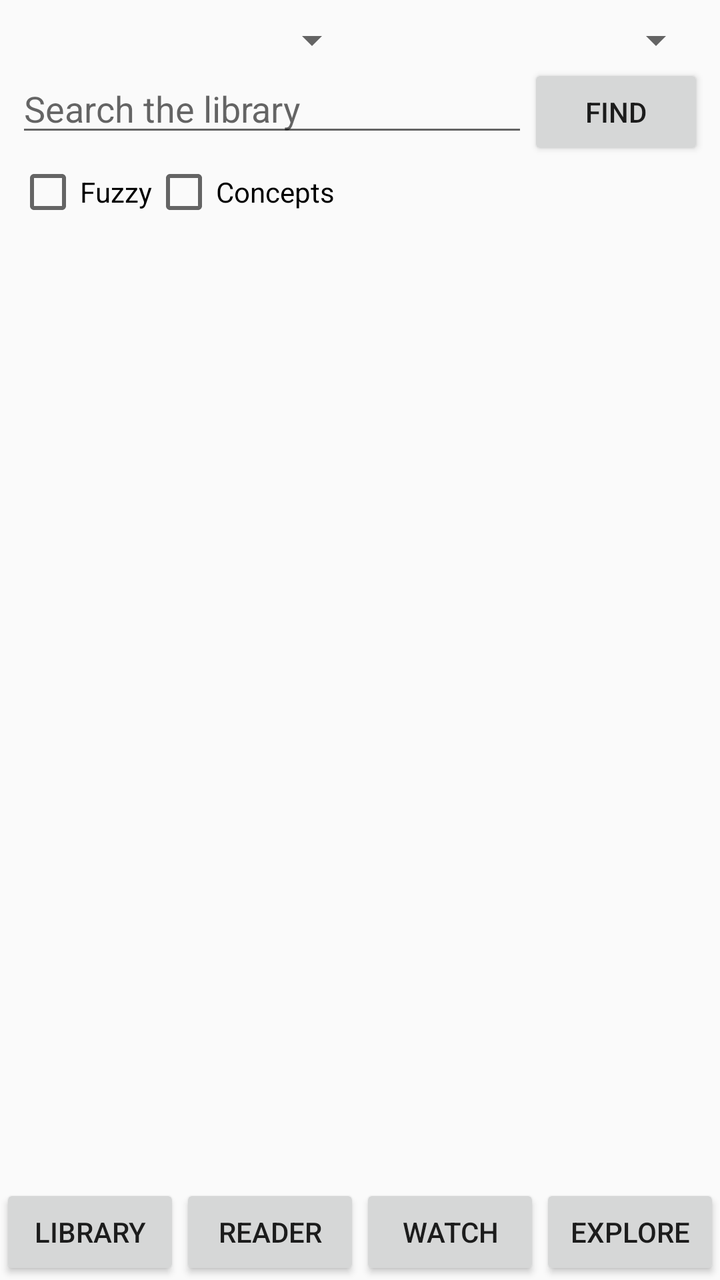
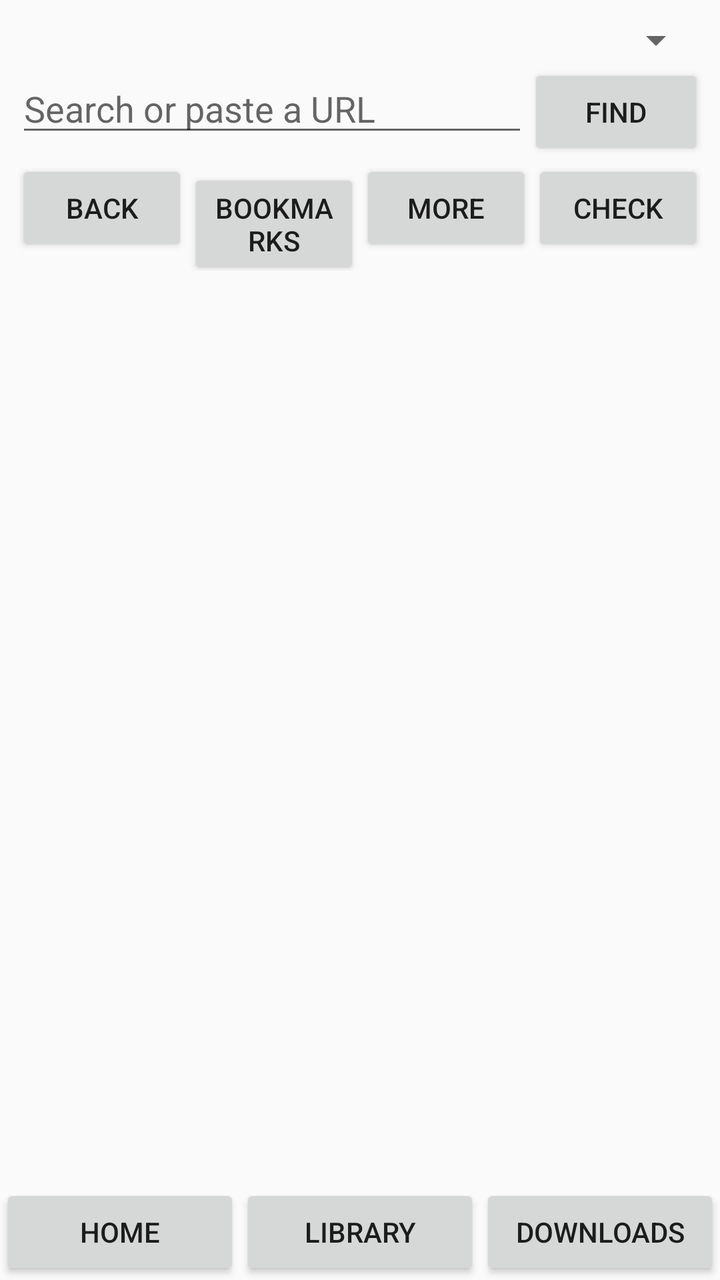

The first picture is an Android layout as it rendered before a commit; the second is the same layout after the commit. The layout source and the unified diff follow.
<!-- AndroidManifest.xml: application theme Theme.Cuepipe -->
<!-- res/layout/activity_main.xml -->
<?xml version="1.0" encoding="utf-8"?>
<LinearLayout xmlns:android="http://schemas.android.com/apk/res/android"
    android:layout_width="match_parent"
    android:layout_height="match_parent"
    android:fitsSystemWindows="true"
    android:orientation="vertical">

    <FrameLayout
        android:layout_width="match_parent"
        android:layout_height="0dp"
        android:layout_weight="1">

        <LinearLayout
            android:id="@+id/panel_library"
            android:layout_width="match_parent"
            android:layout_height="match_parent"
            android:orientation="vertical"
            android:padding="8dp">

            <LinearLayout
                android:layout_width="match_parent"
                android:layout_height="wrap_content"
                android:orientation="horizontal">

                <Spinner
                    android:id="@+id/sort_by"
                    android:layout_width="0dp"
                    android:layout_height="wrap_content"
                    android:layout_weight="1" />

                <Spinner
                    android:id="@+id/filter_service"
                    android:layout_width="0dp"
                    android:layout_height="wrap_content"
                    android:layout_weight="1" />
            </LinearLayout>

            <LinearLayout
                android:layout_width="match_parent"
                android:layout_height="wrap_content"
                android:orientation="horizontal">

                <EditText
                    android:id="@+id/library_query"
                    android:layout_width="0dp"
                    android:layout_height="wrap_content"
                    android:layout_weight="1"
                    android:hint="@string/library_search_hint"
                    android:imeOptions="actionSearch"
                    android:importantForAutofill="no"
                    android:inputType="text" />

                <Button
                    android:id="@+id/library_find"
                    android:layout_width="wrap_content"
                    android:layout_height="wrap_content"
                    android:text="@string/find" />
            </LinearLayout>

            <LinearLayout
                android:layout_width="match_parent"
                android:layout_height="wrap_content"
                android:orientation="horizontal">

                <CheckBox
                    android:id="@+id/fuzzy"
                    android:layout_width="wrap_content"
                    android:layout_height="wrap_content"
                    android:text="@string/fuzzy" />

                <CheckBox
                    android:id="@+id/concepts"
                    android:layout_width="wrap_content"
                    android:layout_height="wrap_content"
                    android:text="@string/concepts" />
            </LinearLayout>

            <TextView
                android:id="@+id/library_status"
                android:layout_width="match_parent"
                android:layout_height="wrap_content"
                android:paddingTop="4dp" />

            <ListView
                android:id="@+id/library"
                android:layout_width="match_parent"
                android:layout_height="0dp"
                android:layout_weight="1" />
        </LinearLayout>

        <LinearLayout
            android:id="@+id/panel_reader"
            android:layout_width="match_parent"
            android:layout_height="match_parent"
            android:orientation="vertical"
            android:padding="8dp"
            android:visibility="gone">

            <TextView
                android:id="@+id/reader_title"
                android:layout_width="match_parent"
                android:layout_height="wrap_content"
                android:paddingBottom="4dp"
                android:textAppearance="?android:attr/textAppearanceMedium" />

            <LinearLayout
                android:layout_width="match_parent"
                android:layout_height="wrap_content"
                android:orientation="horizontal">

                <EditText
                    android:id="@+id/query"
                    android:layout_width="0dp"
                    android:layout_height="wrap_content"
                    android:layout_weight="1"
                    android:hint="@string/search_hint"
                    android:imeOptions="actionSearch"
                    android:importantForAutofill="no"
                    android:inputType="text" />

                <Button
                    android:id="@+id/find"
                    android:layout_width="wrap_content"
                    android:layout_height="wrap_content"
                    android:text="@string/find" />
            </LinearLayout>

            <ListView
                android:id="@+id/lines"
                android:layout_width="match_parent"
                android:layout_height="0dp"
                android:layout_weight="1"
                android:choiceMode="singleChoice" />
        </LinearLayout>

        <ScrollView
            android:id="@+id/panel_watch"
            android:layout_width="match_parent"
            android:layout_height="match_parent"
            android:padding="8dp"
            android:visibility="gone">

            <LinearLayout
                android:layout_width="match_parent"
                android:layout_height="wrap_content"
                android:orientation="vertical">

                <LinearLayout
                    android:layout_width="match_parent"
                    android:layout_height="wrap_content"
                    android:orientation="horizontal">

                    <EditText
                        android:id="@+id/url"
                        android:layout_width="0dp"
                        android:layout_height="wrap_content"
                        android:layout_weight="1"
                        android:hint="@string/url_hint"
                        android:importantForAutofill="no"
                        android:inputType="textUri" />

                    <Button
                        android:id="@+id/fetch"
                        android:layout_width="wrap_content"
                        android:layout_height="wrap_content"
                        android:text="@string/fetch" />
                </LinearLayout>

                <TextView
                    android:id="@+id/title"
                    android:layout_width="match_parent"
                    android:layout_height="wrap_content"
                    android:paddingTop="4dp"
                    android:textAppearance="?android:attr/textAppearanceMedium" />

                <LinearLayout
                    android:layout_width="match_parent"
                    android:layout_height="wrap_content"
                    android:orientation="horizontal">

                    <Spinner
                        android:id="@+id/track0"
                        android:layout_width="0dp"
                        android:layout_height="wrap_content"
                        android:layout_weight="1" />

                    <Spinner
                        android:id="@+id/track1"
                        android:layout_width="0dp"
                        android:layout_height="wrap_content"
                        android:layout_weight="1" />
                </LinearLayout>

                <LinearLayout
                    android:layout_width="match_parent"
                    android:layout_height="wrap_content"
                    android:orientation="horizontal">

                    <Spinner
                        android:id="@+id/track2"
                        android:layout_width="0dp"
                        android:layout_height="wrap_content"
                        android:layout_weight="1" />

                    <Spinner
                        android:id="@+id/track3"
                        android:layout_width="0dp"
                        android:layout_height="wrap_content"
                        android:layout_weight="1" />
                </LinearLayout>

                <CheckBox
                    android:id="@+id/on_screen"
                    android:layout_width="wrap_content"
                    android:layout_height="wrap_content"
                    android:text="@string/on_screen" />

                <LinearLayout
                    android:layout_width="match_parent"
                    android:layout_height="wrap_content"
                    android:orientation="horizontal">

                    <Button
                        android:id="@+id/keep"
                        android:layout_width="0dp"
                        android:layout_height="wrap_content"
                        android:layout_weight="1"
                        android:text="@string/keep" />

                    <Button
                        android:id="@+id/burned"
                        android:layout_width="0dp"
                        android:layout_height="wrap_content"
                        android:layout_weight="1"
                        android:text="@string/burned" />
                </LinearLayout>

                <FrameLayout
                    android:layout_width="match_parent"
                    android:layout_height="200dp">

                    <androidx.media3.ui.PlayerView
                        android:id="@+id/player"
                        android:layout_width="match_parent"
                        android:layout_height="match_parent" />

                    <TextView
                        android:id="@+id/burn"
                        android:layout_width="match_parent"
                        android:layout_height="wrap_content"
                        android:layout_gravity="bottom"
                        android:background="#CC000000"
                        android:clickable="false"
                        android:focusable="false"
                        android:gravity="center"
                        android:padding="6dp"
                        android:textColor="#FFFFFF"
                        android:visibility="gone" />
                </FrameLayout>
            </LinearLayout>
        </ScrollView>

        <LinearLayout
            android:id="@+id/panel_explore"
            android:layout_width="match_parent"
            android:layout_height="match_parent"
            android:orientation="vertical"
            android:padding="8dp"
            android:visibility="gone">

            <Spinner
                android:id="@+id/explore_service"
                android:layout_width="match_parent"
                android:layout_height="wrap_content" />

            <LinearLayout
                android:layout_width="match_parent"
                android:layout_height="wrap_content"
                android:orientation="horizontal">

                <EditText
                    android:id="@+id/explore_query"
                    android:layout_width="0dp"
                    android:layout_height="wrap_content"
                    android:layout_weight="1"
                    android:hint="@string/explore_hint"
                    android:imeOptions="actionSearch"
                    android:importantForAutofill="no"
                    android:inputType="text" />

                <Button
                    android:id="@+id/explore_search"
                    android:layout_width="wrap_content"
                    android:layout_height="wrap_content"
                    android:text="@string/find" />
            </LinearLayout>

            <LinearLayout
                android:layout_width="match_parent"
                android:layout_height="wrap_content"
                android:orientation="horizontal">

                <Button
                    android:id="@+id/explore_back"
                    android:layout_width="0dp"
                    android:layout_height="wrap_content"
                    android:layout_weight="1"
                    android:text="@string/back" />

                <Button
                    android:id="@+id/explore_marks"
                    android:layout_width="0dp"
                    android:layout_height="wrap_content"
                    android:layout_weight="1"
                    android:text="@string/bookmarks" />

                <Button
                    android:id="@+id/explore_more"
                    android:layout_width="0dp"
                    android:layout_height="wrap_content"
                    android:layout_weight="1"
                    android:text="@string/more" />

                <Button
                    android:id="@+id/explore_check"
                    android:layout_width="0dp"
                    android:layout_height="wrap_content"
                    android:layout_weight="1"
                    android:text="@string/check" />
            </LinearLayout>

            <TextView
                android:id="@+id/explore_status"
                android:layout_width="match_parent"
                android:layout_height="wrap_content"
                android:paddingTop="4dp" />

            <ListView
                android:id="@+id/explore"
                android:layout_width="match_parent"
                android:layout_height="0dp"
                android:layout_weight="1" />
        </LinearLayout>
    </FrameLayout>

    <LinearLayout
        android:layout_width="match_parent"
        android:layout_height="wrap_content"
        android:orientation="horizontal">

        <Button
            android:id="@+id/tab_library"
            android:layout_width="0dp"
            android:layout_height="wrap_content"
            android:layout_weight="1"
            android:text="@string/tab_library" />

        <Button
            android:id="@+id/tab_reader"
            android:layout_width="0dp"
            android:layout_height="wrap_content"
            android:layout_weight="1"
            android:text="@string/tab_reader" />

        <Button
            android:id="@+id/tab_watch"
            android:layout_width="0dp"
            android:layout_height="wrap_content"
            android:layout_weight="1"
            android:text="@string/tab_watch" />

        <Button
            android:id="@+id/tab_explore"
            android:layout_width="0dp"
            android:layout_height="wrap_content"
            android:layout_weight="1"
            android:text="@string/tab_explore" />
    </LinearLayout>
</LinearLayout>
<!-- resources referenced by this layout -->
<resources>
  <string name="back">Back</string>
  <string name="bookmarks">Bookmarks</string>
  <string name="burned">Burned-in</string>
  <string name="check">Check</string>
  <string name="concepts">Concepts</string>
  <string name="explore_hint">Search or paste a URL</string>
  <string name="fetch">Fetch</string>
  <string name="find">Find</string>
  <string name="fuzzy">Fuzzy</string>
  <string name="keep">Keep</string>
  <string name="library_search_hint">Search the library</string>
  <string name="more">More</string>
  <string name="on_screen">On screen</string>
  <string name="search_hint">Search this transcript</string>
  <string name="tab_explore">Explore</string>
  <string name="tab_library">Library</string>
  <string name="tab_reader">Reader</string>
  <string name="tab_watch">Watch</string>
  <string name="url_hint">Video URL</string>
  <style name="Theme.Cuepipe" parent="Theme.AppCompat.DayNight.NoActionBar" />
</resources>

<!-- the commit's change to res/layout/activity_main.xml (unified diff, before → after) -->
@@ -15,7 +15,8 @@
             android:layout_width="match_parent"
             android:layout_height="match_parent"
             android:orientation="vertical"
-            android:padding="8dp">
+            android:padding="8dp"
+            android:visibility="gone">
 
             <LinearLayout
                 android:layout_width="match_parent"
@@ -89,151 +90,12 @@
         </LinearLayout>
 
         <LinearLayout
-            android:id="@+id/panel_reader"
+            android:id="@+id/panel_watch"
             android:layout_width="match_parent"
             android:layout_height="match_parent"
             android:orientation="vertical"
             android:padding="8dp"
             android:visibility="gone">
-
-            <TextView
-                android:id="@+id/reader_title"
-                android:layout_width="match_parent"
-                android:layout_height="wrap_content"
-                android:paddingBottom="4dp"
-                android:textAppearance="?android:attr/textAppearanceMedium" />
-
-            <LinearLayout
-                android:layout_width="match_parent"
-                android:layout_height="wrap_content"
-                android:orientation="horizontal">
-
-                <EditText
-                    android:id="@+id/query"
-                    android:layout_width="0dp"
-                    android:layout_height="wrap_content"
-                    android:layout_weight="1"
-                    android:hint="@string/search_hint"
-                    android:imeOptions="actionSearch"
-                    android:importantForAutofill="no"
-                    android:inputType="text" />
-
-                <Button
-                    android:id="@+id/find"
-                    android:layout_width="wrap_content"
-                    android:layout_height="wrap_content"
-                    android:text="@string/find" />
-            </LinearLayout>
-
-            <ListView
-                android:id="@+id/lines"
-                android:layout_width="match_parent"
-                android:layout_height="0dp"
-                android:layout_weight="1"
-                android:choiceMode="singleChoice" />
-        </LinearLayout>
-
-        <ScrollView
-            android:id="@+id/panel_watch"
-            android:layout_width="match_parent"
-            android:layout_height="match_parent"
-            android:padding="8dp"
-            android:visibility="gone">
-
-            <LinearLayout
-                android:layout_width="match_parent"
-                android:layout_height="wrap_content"
-                android:orientation="vertical">
-
-                <LinearLayout
-                    android:layout_width="match_parent"
-                    android:layout_height="wrap_content"
-                    android:orientation="horizontal">
-
-                    <EditText
-                        android:id="@+id/url"
-                        android:layout_width="0dp"
-                        android:layout_height="wrap_content"
-                        android:layout_weight="1"
-                        android:hint="@string/url_hint"
-                        android:importantForAutofill="no"
-                        android:inputType="textUri" />
-
-                    <Button
-                        android:id="@+id/fetch"
-                        android:layout_width="wrap_content"
-                        android:layout_height="wrap_content"
-                        android:text="@string/fetch" />
-                </LinearLayout>
-
-                <TextView
-                    android:id="@+id/title"
-                    android:layout_width="match_parent"
-                    android:layout_height="wrap_content"
-                    android:paddingTop="4dp"
-                    android:textAppearance="?android:attr/textAppearanceMedium" />
-
-                <LinearLayout
-                    android:layout_width="match_parent"
-                    android:layout_height="wrap_content"
-                    android:orientation="horizontal">
-
-                    <Spinner
-                        android:id="@+id/track0"
-                        android:layout_width="0dp"
-                        android:layout_height="wrap_content"
-                        android:layout_weight="1" />
-
-                    <Spinner
-                        android:id="@+id/track1"
-                        android:layout_width="0dp"
-                        android:layout_height="wrap_content"
-                        android:layout_weight="1" />
-                </LinearLayout>
-
-                <LinearLayout
-                    android:layout_width="match_parent"
-                    android:layout_height="wrap_content"
-                    android:orientation="horizontal">
-
-                    <Spinner
-                        android:id="@+id/track2"
-                        android:layout_width="0dp"
-                        android:layout_height="wrap_content"
-                        android:layout_weight="1" />
-
-                    <Spinner
-                        android:id="@+id/track3"
-                        android:layout_width="0dp"
-                        android:layout_height="wrap_content"
-                        android:layout_weight="1" />
-                </LinearLayout>
-
-                <CheckBox
-                    android:id="@+id/on_screen"
-                    android:layout_width="wrap_content"
-                    android:layout_height="wrap_content"
-                    android:text="@string/on_screen" />
-
-                <LinearLayout
-                    android:layout_width="match_parent"
-                    android:layout_height="wrap_content"
-                    android:orientation="horizontal">
-
-                    <Button
-                        android:id="@+id/keep"
-                        android:layout_width="0dp"
-                        android:layout_height="wrap_content"
-                        android:layout_weight="1"
-                        android:text="@string/keep" />
-
-                    <Button
-                        android:id="@+id/burned"
-                        android:layout_width="0dp"
-                        android:layout_height="wrap_content"
-                        android:layout_weight="1"
-                        android:text="@string/burned" />
-                </LinearLayout>
 
                 <FrameLayout
                     android:layout_width="match_parent"
@@ -257,16 +119,139 @@
                         android:textColor="#FFFFFF"
                         android:visibility="gone" />
                 </FrameLayout>
-            </LinearLayout>
-        </ScrollView>
+
+                <LinearLayout
+                    android:layout_width="match_parent"
+                    android:layout_height="wrap_content"
+                    android:orientation="horizontal">
+
+                    <EditText
+                        android:id="@+id/url"
+                        android:layout_width="0dp"
+                        android:layout_height="wrap_content"
+                        android:layout_weight="1"
+                        android:hint="@string/url_hint"
+                        android:importantForAutofill="no"
+                        android:inputType="textUri" />
+
+                    <Button
+                        android:id="@+id/fetch"
+                        android:layout_width="wrap_content"
+                        android:layout_height="wrap_content"
+                        android:text="@string/fetch" />
+                </LinearLayout>
+
+                <TextView
+                    android:id="@+id/title"
+                    android:layout_width="match_parent"
+                    android:layout_height="wrap_content"
+                    android:paddingTop="4dp"
+                    android:textAppearance="?android:attr/textAppearanceMedium" />
+
+                <Button
+                    android:id="@+id/channel"
+                    android:layout_width="wrap_content"
+                    android:layout_height="wrap_content"
+                    android:text="@string/channel" />
+
+                <LinearLayout
+                    android:layout_width="match_parent"
+                    android:layout_height="wrap_content"
+                    android:orientation="horizontal">
+
+                    <Spinner
+                        android:id="@+id/track0"
+                        android:layout_width="0dp"
+                        android:layout_height="wrap_content"
+                        android:layout_weight="1" />
+
+                    <Spinner
+                        android:id="@+id/track1"
+                        android:layout_width="0dp"
+                        android:layout_height="wrap_content"
+                        android:layout_weight="1" />
+                </LinearLayout>
+
+                <LinearLayout
+                    android:layout_width="match_parent"
+                    android:layout_height="wrap_content"
+                    android:orientation="horizontal">
+
+                    <Spinner
+                        android:id="@+id/track2"
+                        android:layout_width="0dp"
+                        android:layout_height="wrap_content"
+                        android:layout_weight="1" />
+
+                    <Spinner
+                        android:id="@+id/track3"
+                        android:layout_width="0dp"
+                        android:layout_height="wrap_content"
+                        android:layout_weight="1" />
+                </LinearLayout>
+
+                <CheckBox
+                    android:id="@+id/on_screen"
+                    android:layout_width="wrap_content"
+                    android:layout_height="wrap_content"
+                    android:text="@string/on_screen" />
+
+                <LinearLayout
+                    android:layout_width="match_parent"
+                    android:layout_height="wrap_content"
+                    android:orientation="horizontal">
+
+                    <Button
+                        android:id="@+id/keep"
+                        android:layout_width="0dp"
+                        android:layout_height="wrap_content"
+                        android:layout_weight="1"
+                        android:text="@string/keep" />
+
+                    <Button
+                        android:id="@+id/burned"
+                        android:layout_width="0dp"
+                        android:layout_height="wrap_content"
+                        android:layout_weight="1"
+                        android:text="@string/burned" />
+                </LinearLayout>
+
+                <LinearLayout
+                    android:layout_width="match_parent"
+                    android:layout_height="wrap_content"
+                    android:orientation="horizontal">
+
+                    <EditText
+                        android:id="@+id/query"
+                        android:layout_width="0dp"
+                        android:layout_height="wrap_content"
+                        android:layout_weight="1"
+                        android:hint="@string/search_hint"
+                        android:imeOptions="actionSearch"
+                        android:importantForAutofill="no"
+                        android:inputType="text" />
+
+                    <Button
+                        android:id="@+id/find"
+                        android:layout_width="wrap_content"
+                        android:layout_height="wrap_content"
+                        android:text="@string/find" />
+                </LinearLayout>
+
+                <ListView
+                    android:id="@+id/lines"
+                    android:layout_width="match_parent"
+                    android:layout_height="0dp"
+                    android:layout_weight="1"
+                    android:choiceMode="singleChoice" />
+        </LinearLayout>
 
         <LinearLayout
             android:id="@+id/panel_explore"
             android:layout_width="match_parent"
             android:layout_height="match_parent"
             android:orientation="vertical"
-            android:padding="8dp"
-            android:visibility="gone">
+            android:padding="8dp">
 
             <Spinner
                 android:id="@+id/explore_service"
@@ -341,12 +326,39 @@
                 android:layout_height="0dp"
                 android:layout_weight="1" />
         </LinearLayout>
+
+        <LinearLayout
+            android:id="@+id/panel_downloads"
+            android:layout_width="match_parent"
+            android:layout_height="match_parent"
+            android:orientation="vertical"
+            android:padding="8dp"
+            android:visibility="gone">
+
+            <TextView
+                android:id="@+id/downloads_status"
+                android:layout_width="match_parent"
+                android:layout_height="wrap_content" />
+
+            <ListView
+                android:id="@+id/downloads"
+                android:layout_width="match_parent"
+                android:layout_height="0dp"
+                android:layout_weight="1" />
+        </LinearLayout>
     </FrameLayout>
 
     <LinearLayout
         android:layout_width="match_parent"
         android:layout_height="wrap_content"
         android:orientation="horizontal">
+
+        <Button
+            android:id="@+id/tab_home"
+            android:layout_width="0dp"
+            android:layout_height="wrap_content"
+            android:layout_weight="1"
+            android:text="@string/tab_home" />
 
         <Button
             android:id="@+id/tab_library"
@@ -356,24 +368,10 @@
             android:text="@string/tab_library" />
 
         <Button
-            android:id="@+id/tab_reader"
+            android:id="@+id/tab_downloads"
             android:layout_width="0dp"
             android:layout_height="wrap_content"
             android:layout_weight="1"
-            android:text="@string/tab_reader" />
-
-        <Button
-            android:id="@+id/tab_watch"
-            android:layout_width="0dp"
-            android:layout_height="wrap_content"
-            android:layout_weight="1"
-            android:text="@string/tab_watch" />
-
-        <Button
-            android:id="@+id/tab_explore"
-            android:layout_width="0dp"
-            android:layout_height="wrap_content"
-            android:layout_weight="1"
-            android:text="@string/tab_explore" />
+            android:text="@string/tab_downloads" />
     </LinearLayout>
 </LinearLayout>
<!-- resource entries referenced after the edit -->
@@ -3,6 +3,7 @@
   <string name="back">Back</string>
   <string name="bookmarks">Bookmarks</string>
   <string name="burned">Burned-in</string>
+  <string name="channel">Channel</string>
   <string name="check">Check</string>
   <string name="concepts">Concepts</string>
   <string name="explore_hint">Search or paste a URL</string>
@@ -14,10 +15,9 @@
   <string name="more">More</string>
   <string name="on_screen">On screen</string>
   <string name="search_hint">Search this transcript</string>
-  <string name="tab_explore">Explore</string>
+  <string name="tab_downloads">Downloads</string>
+  <string name="tab_home">Home</string>
   <string name="tab_library">Library</string>
-  <string name="tab_reader">Reader</string>
-  <string name="tab_watch">Watch</string>
   <string name="url_hint">Video URL</string>
   <style name="Theme.Cuepipe" parent="Theme.AppCompat.DayNight.NoActionBar" />
 </resources>
